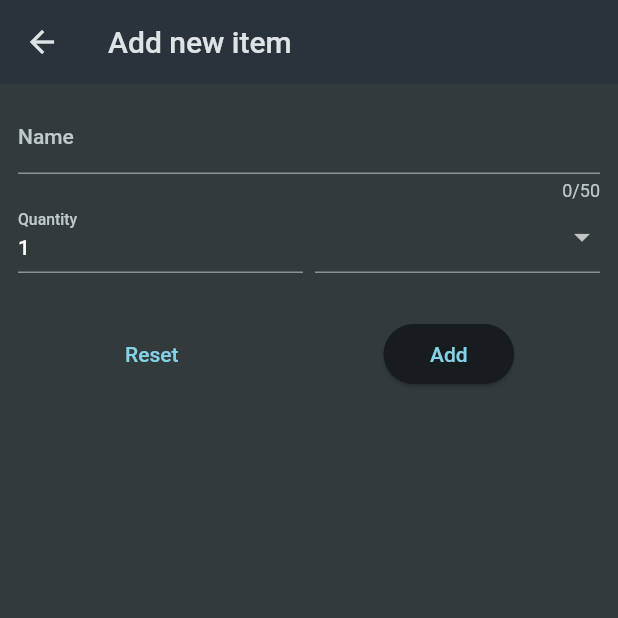
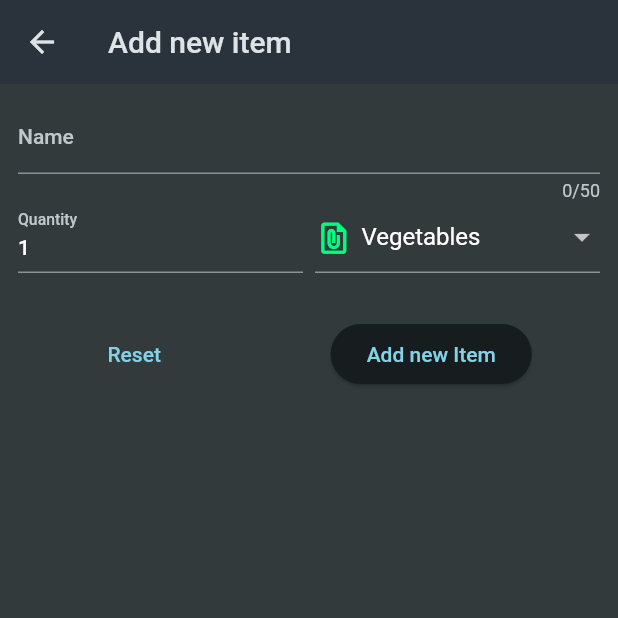
Before and after one commit to MarkMeme/shopping-list-app, a Flutter app: the screen it shows after launch, after a tap on the "add circle outline" icon, on a phone screen of 412 x 824 dp, the top half of it. Run offline on Flutter 3.47's test engine with Material 2 defaults, Android fonts, the phone set to English and light mode, and no system bars; network calls fail.

```diff
--- a/lib/screens/grocery_list_screen.dart
+++ b/lib/screens/grocery_list_screen.dart
@@ -14,13 +14,27 @@ class GroceryListScreen extends StatefulWidget {
 
 class _GroceryListScreenState extends State<GroceryListScreen> {
   List<GroceryItem> _groceryItems = [];
-
+  var _isloading = true;
+  String? _error;
   void _loadItems() async {
     final url = Uri.https(
-        'shopping-app-acb15-default-rtdb.firebaseio.com', 'shopping-list.json');
+        'shopping-app-acb15-default-rtdb.firebaseio.', 'shopping-list.json');
+    try {
       final response = await http.get(url);
+
+      if (response.body == 'null') {
+        setState(() {
+          _isloading = false;
+        });
+        return;
+      }
       final Map<String, dynamic> listData = json.decode(response.body);
       final List<GroceryItem> loadedItems = [];
+      if (response.statusCode >= 400) {
+        setState(() {
+          _error = 'Something wnet Wrong...';
+        });
+      }
       for (final item in listData.entries) {
         final category = categories.entries
             .firstWhere(
@@ -37,7 +51,14 @@ class _GroceryListScreenState extends State<GroceryListScreen> {
       }
       setState(() {
         _groceryItems = loadedItems;
+        _isloading = false;
       });
+    } catch (error) {
+      setState(() {
+        _isloading = false;
+      });
+      _error = "Something wnet Wrong...";
+    }
   }
 
   void _addItemNavigatation() async {
@@ -50,10 +71,20 @@ class _GroceryListScreenState extends State<GroceryListScreen> {
     // _groceryItems.add(result);
   }
 
-  void _removeItem(GroceryItem item) {
+  void _removeItem(GroceryItem item) async {
+    final index = _groceryItems.indexOf(item);
     setState(() {
       _groceryItems.remove(item);
     });
+
+    final url = Uri.https('shopping-app-acb15-default-rtdb.firebaseio.com',
+        'shopping-list/${item.id}.json');
+    final response = await http.delete(url);
+    if (response.statusCode >= 400) {
+      setState(() {
+        _groceryItems.insert(index, item);
+      });
+    }
   }
 
   @override
@@ -72,7 +103,17 @@ class _GroceryListScreenState extends State<GroceryListScreen> {
           .titleLarge!
           .copyWith(color: Theme.of(context).colorScheme.primary),
     ));
-
+    if (_isloading) {
+      content = Center(
+        child: CircularProgressIndicator(
+            color: Theme.of(context).colorScheme.onBackground),
+      );
+    }
+    if (_error != null) {
+      content = Center(
+        child: Text(_error!),
+      );
+    }
     if (_groceryItems.isNotEmpty) {
       content = ListView.builder(
           itemCount: _groceryItems.length,
--- a/lib/screens/new_item_screen.dart
+++ b/lib/screens/new_item_screen.dart
@@ -13,8 +13,8 @@ class NewItemScreen extends StatefulWidget {
 }
 
 class _NewItemScreenState extends State<NewItemScreen> {
-  @override
-  Widget build(BuildContext context) {
+  var _isSaving = false;
+
   final formKey = GlobalKey<FormState>();
   // ignore: no_leading_underscores_for_local_identifiers
   var _enterdName = '';
@@ -26,6 +26,9 @@ class _NewItemScreenState extends State<NewItemScreen> {
   void _saveData() async {
     if (formKey.currentState!.validate()) {
       formKey.currentState!.save();
+      setState(() {
+        _isSaving = true;
+      });
       final url = Uri.https('shopping-app-acb15-default-rtdb.firebaseio.com',
           'shopping-list.json');
       final response = await http.post(url,
@@ -55,6 +58,8 @@ class _NewItemScreenState extends State<NewItemScreen> {
     formKey.currentState!.reset();
   }
 
+  @override
+  Widget build(BuildContext context) {
     return Scaffold(
       appBar: AppBar(
         title: const Text('Add new item'),
@@ -110,6 +115,7 @@ class _NewItemScreenState extends State<NewItemScreen> {
                   const SizedBox(width: 8),
                   Expanded(
                     child: DropdownButtonFormField(
+                      value: _selectedCategory,
                       items: [
                         for (final category in categories.entries)
                           DropdownMenuItem(
@@ -140,12 +146,21 @@ class _NewItemScreenState extends State<NewItemScreen> {
               Row(
                 mainAxisAlignment: MainAxisAlignment.spaceEvenly,
                 children: [
-                  TextButton(onPressed: _resetData, child: const Text('Reset')),
+                  TextButton(
+                      onPressed: _isSaving == true ? null : _resetData,
+                      child: const Text('Reset')),
                   const SizedBox(
                     width: 8,
                   ),
                   ElevatedButton(
-                      onPressed: _saveData, child: const Text('  Add  '))
+                      onPressed: _isSaving == true ? null : _saveData,
+                      child: _isSaving == true
+                          ? const SizedBox(
+                              height: 16,
+                              width: 16,
+                              child: CircularProgressIndicator(),
+                            )
+                          : const Text('Add new Item'))
                 ],
               )
             ],
```
Lines whose indentation alone changed are shown as unchanged.
